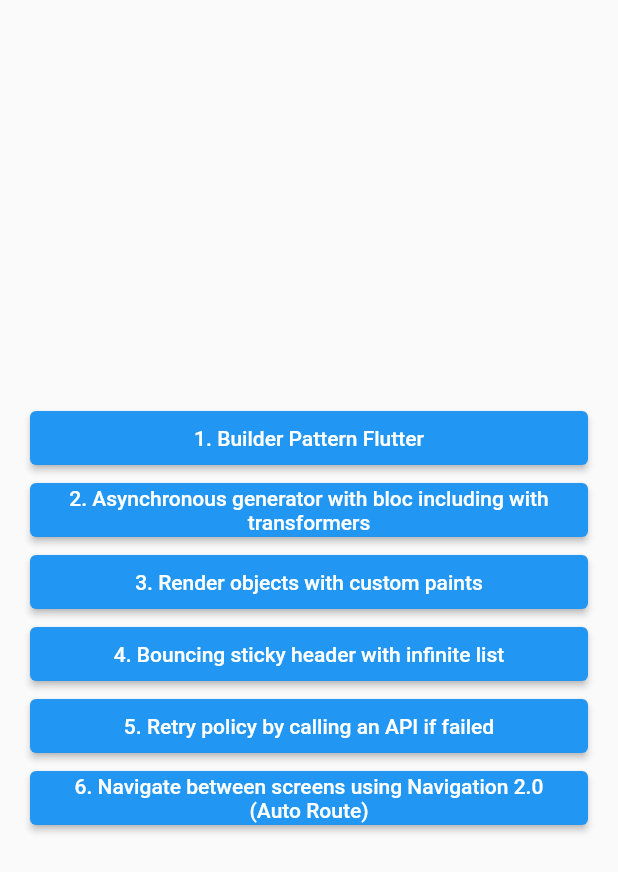
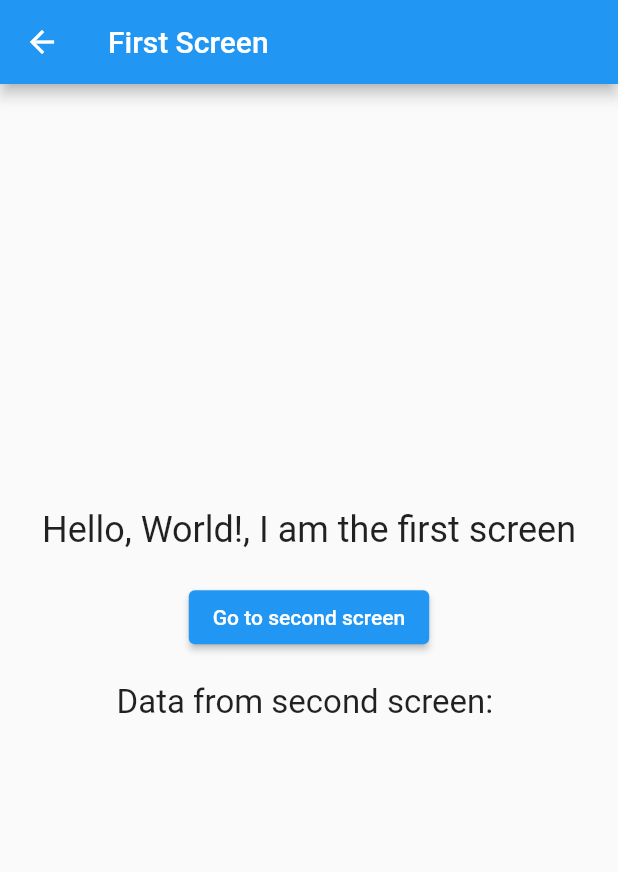
Before and after one commit to Uvais-Mohammad/flutter_practices, a Flutter app: the screen it shows after launch, after a tap on "6. Navigate between screens using Naviga", on a phone screen of 412 x 824 dp. Shown: the top 872 px of the screen. Run offline on Flutter 3.47's test engine with Material 2 defaults, Android fonts, the phone set to English and light mode, and no system bars; our stand-ins replace auto_route.

Commit message:
feat:navigation using auto_route

```diff
--- /dev/null
+++ b/lib/features/auto_route_navigation/screens/first_screen.dart
@@ -0,0 +1,61 @@
+import 'package:aqary_test/shared/router/app_router.dart';
+import 'package:auto_route/auto_route.dart';
+import 'package:flutter/material.dart';
+
+@RoutePage()
+class FirstScreen extends StatefulWidget {
+  const FirstScreen({
+    super.key,
+  });
+
+  static const String path = '/first_screen';
+
+  @override
+  State<FirstScreen> createState() => _FirstScreenState();
+}
+
+class _FirstScreenState extends State<FirstScreen> {
+  String dataFromSecondScreen = '';
+  @override
+  Widget build(BuildContext context) {
+    return Scaffold(
+      appBar: AppBar(
+        title: const Text('First Screen'),
+      ),
+      body: Column(
+        mainAxisAlignment: MainAxisAlignment.center,
+        children: [
+          const Text(
+            'Hello, World!, I am the first screen',
+            style: TextStyle(fontSize: 24),
+          ),
+          const SizedBox(
+            height: 20,
+            width: double.infinity,
+          ),
+          ElevatedButton(
+            onPressed: () async {
+              var data = await context.router
+                  .push<String>(SecondRoute(data: 'Data from first screen'));
+              setState(() {
+                dataFromSecondScreen = data ?? '';
+              });
+            },
+            child: const Text('Go to second screen'),
+          ),
+          const SizedBox(
+            height: 20,
+          ),
+          const Text(
+            'Data from second screen: \n',
+            style: TextStyle(fontSize: 22),
+          ),
+          Text(
+            dataFromSecondScreen,
+            style: const TextStyle(fontSize: 28, color: Colors.red),
+          ),
+        ],
+      ),
+    );
+  }
+}
--- /dev/null
+++ b/lib/features/auto_route_navigation/screens/second_screen.dart
@@ -0,0 +1,42 @@
+import 'package:auto_route/auto_route.dart';
+import 'package:flutter/material.dart';
+
+@RoutePage<String>()
+class SecondScreen extends StatelessWidget {
+  const SecondScreen({super.key, required this.data});
+
+  final String data;
+
+  static const String path = '/second_screen';
+
+  @override
+  Widget build(BuildContext context) {
+    return Scaffold(
+      appBar: AppBar(
+        title: const Text('Second Screen'),
+        automaticallyImplyLeading: false,
+      ),
+      body: Column(
+        mainAxisAlignment: MainAxisAlignment.center,
+        children: [
+          Center(
+            child: Text(
+              'Hey!,$data ',
+              style: const TextStyle(fontSize: 24),
+            ),
+          ),
+          const SizedBox(
+            height: 20,
+            width: double.infinity,
+          ),
+          ElevatedButton(
+            onPressed: () {
+              context.router.pop('I am from second screen');
+            },
+            child: const Text('Go back to first screen'),
+          ),
+        ],
+      ),
+    );
+  }
+}
--- /dev/null
+++ b/lib/features/home/screens.dart/home_screen.dart
@@ -0,0 +1,53 @@
+import 'package:aqary_test/features/auto_route_navigation/screens/first_screen.dart';
+import 'package:auto_route/auto_route.dart';
+import 'package:flutter/material.dart';
+
+@RoutePage()
+class HomeScreen extends StatelessWidget {
+  const HomeScreen({super.key});
+
+  @override
+  Widget build(BuildContext context) {
+    return Scaffold(
+      body: Padding(
+        padding: const EdgeInsets.all(20.0),
+        child: Column(
+          mainAxisAlignment: MainAxisAlignment.spaceEvenly,
+          crossAxisAlignment: CrossAxisAlignment.stretch,
+          children: [
+            ElevatedButton(
+                onPressed: () {},
+                child: const Text("1. Builder Pattern Flutter")),
+            ElevatedButton(
+              onPressed: () {},
+              child: const Text(
+                "2. Asynchronous generator with bloc including with transformers",
+                textAlign: TextAlign.center,
+              ),
+            ),
+            ElevatedButton(
+                onPressed: () {},
+                child: const Text("3. Render objects with custom paints")),
+            ElevatedButton(
+                onPressed: () {},
+                child:
+                    const Text("4. Bouncing sticky header with infinite list")),
+            ElevatedButton(
+                onPressed: () {},
+                child:
+                    const Text("5. Retry policy by calling an API if failed")),
+            ElevatedButton(
+              onPressed: () {
+                context.router.pushNamed(FirstScreen.path);
+              },
+              child: const Text(
+                "6. Navigate between screens using Navigation 2.0 (Auto Route)",
+                textAlign: TextAlign.center,
+              ),
+            ),
+          ],
+        ),
+      ),
+    );
+  }
+}
--- a/lib/main.dart
+++ b/lib/main.dart
@@ -1,54 +1,23 @@
+import 'package:aqary_test/shared/router/app_router.dart';
 import 'package:flutter/material.dart';
 
 void main() {
   runApp(const MainApp());
 }
 
-class MainApp extends StatelessWidget {
+class MainApp extends StatefulWidget {
   const MainApp({super.key});
 
   @override
+  State<MainApp> createState() => _MainAppState();
+}
+
+class _MainAppState extends State<MainApp> {
+  final _appRouter = AppRouter();
+  @override
   Widget build(BuildContext context) {
-    return MaterialApp(
-      home: Scaffold(
-        body: Padding(
-          padding: const EdgeInsets.all(20.0),
-          child: Column(
-            mainAxisAlignment: MainAxisAlignment.center,
-            crossAxisAlignment: CrossAxisAlignment.stretch,
-            children: [
-              ElevatedButton(
-                  onPressed: () {},
-                  child: const Text("1. Builder Pattern Flutter")),
-              ElevatedButton(
-                onPressed: () {},
-                child: const Text(
-                  "2. Asynchronous generator with bloc including with transformers",
-                  textAlign: TextAlign.center,
-                ),
-              ),
-              ElevatedButton(
-                  onPressed: () {},
-                  child: const Text("3. Render objects with custom paints")),
-              ElevatedButton(
-                  onPressed: () {},
-                  child: const Text(
-                      "4. Bouncing sticky header with infinite list")),
-              ElevatedButton(
-                  onPressed: () {},
-                  child: const Text(
-                      "5. Retry policy by calling an API if failed")),
-              ElevatedButton(
-                onPressed: () {},
-                child: const Text(
-                  "6. Navigate between screens using Navigation 2.0 (Auto Route)",
-                  textAlign: TextAlign.center,
-                ),
-              ),
-            ],
-          ),
-        ),
-      ),
+    return MaterialApp.router(
+      routerConfig: _appRouter.config(),
     );
   }
 }
--- /dev/null
+++ b/lib/shared/router/app_router.dart
@@ -0,0 +1,17 @@
+import 'package:aqary_test/features/auto_route_navigation/screens/first_screen.dart';
+import 'package:aqary_test/features/auto_route_navigation/screens/second_screen.dart';
+import 'package:aqary_test/features/home/screens.dart/home_screen.dart';
+import 'package:auto_route/auto_route.dart';
+import 'package:flutter/material.dart';
+
+part 'app_router.gr.dart';
+
+@AutoRouterConfig(replaceInRouteName: 'Screen,Route')
+class AppRouter extends _$AppRouter {
+  @override
+  List<AutoRoute> get routes => [
+        AutoRoute(page: FirstRoute.page, path: FirstScreen.path),
+        AutoRoute(page: HomeRoute.page, initial: true),
+        AutoRoute(page: SecondRoute.page, path: SecondScreen.path),
+      ];
+}
--- a/pubspec.yaml
+++ b/pubspec.yaml
@@ -7,6 +7,7 @@ environment:
   sdk: '>=3.1.3 <4.0.0'
 
 dependencies:
+  auto_route: ^7.8.4
   flutter:
     sdk: flutter
 
@@ -14,6 +15,8 @@ dev_dependencies:
   flutter_test:
     sdk: flutter
   flutter_lints: ^2.0.0
+  build_runner: ^2.4.6
+  auto_route_generator: ^7.3.2
 
 flutter:
   uses-material-design: true
```
Also changed, not shown: lib/shared/router/app_router.gr.dart (added), pubspec.lock.
